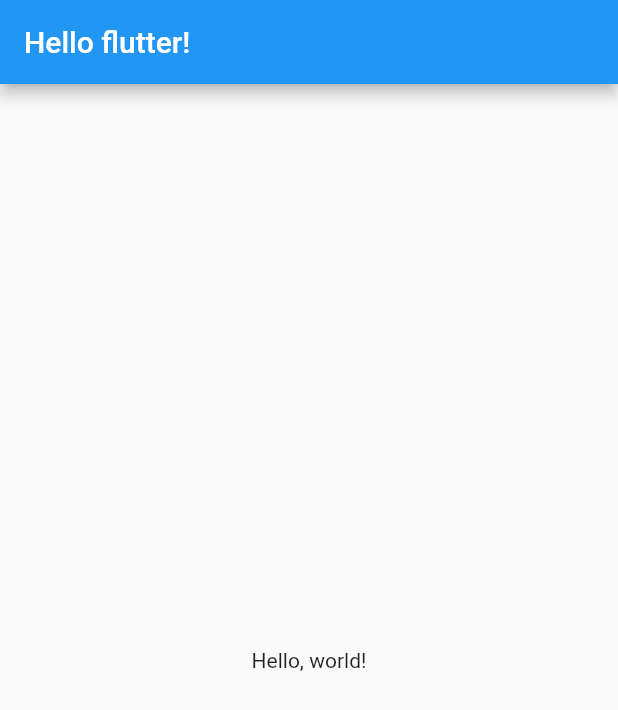
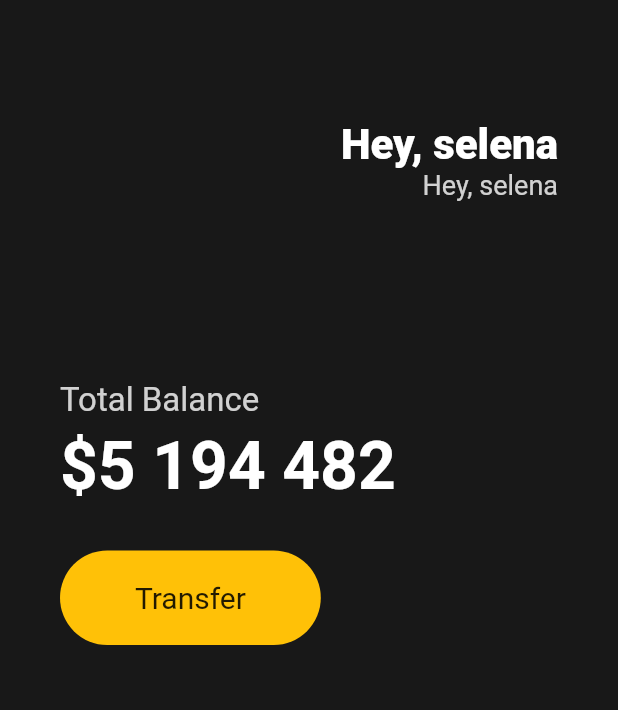
Before and after one commit to kokoball/toonflix, a Flutter app: the screen it shows after launch, on a phone screen of 412 x 824 dp. Shown: the top 710 px of the screen. Run offline on Flutter 3.47's test engine with Material 2 defaults, Android fonts, the phone set to English and light mode, and no system bars.

Commit message:
3.4 Column, Row, SizedBox 등 스타일 설정 및 settings 설정

```diff
--- a/lib/main.dart
+++ b/lib/main.dart
@@ -5,17 +5,96 @@ void main() {
 }
 
 class App extends StatelessWidget {
+  const App({super.key});
 
   @override
   Widget build(BuildContext context) {
     return MaterialApp(
       home: Scaffold(
-        appBar: AppBar(
-          title: Text('Hello flutter!'),
+        backgroundColor: const Color(0xFF181818),
+        body: Padding(
+          padding: const EdgeInsets.symmetric(
+            horizontal: 40,
+          ),
+          child: Column(
+            crossAxisAlignment: CrossAxisAlignment.start,
+            children: [
+              const SizedBox(
+                height: 80,
+              ),
+              Row(
+                mainAxisAlignment: MainAxisAlignment.end,
+                children: [
+                  Column(
+                    crossAxisAlignment: CrossAxisAlignment.end,
+                    children: [
+                      const Text(
+                        'Hey, selena',
+                        style: TextStyle(
+                          color: Colors.white,
+                          fontSize: 28,
+                          fontWeight: FontWeight.w900,
+                        ),
+                      ),
+                      Text(
+                        'Hey, selena',
+                        style: TextStyle(
+                          color: Colors.white.withOpacity(0.8),
+                          fontSize: 18,
+                        ),
+                      ),
+                    ],
+                  )
+                ],
+              ),
+              const SizedBox(
+                height: 120,
+              ),
+              Text(
+                'Total Balance',
+                style: TextStyle(
+                  fontSize: 22,
+                  color: Colors.white.withOpacity(0.8),
+                ),
+              ),
+              const SizedBox(
+                height: 5,
+              ),
+              const Text(
+                '\$5 194 482',
+                style: TextStyle(
+                  fontSize: 44,
+                  fontWeight: FontWeight.w600,
+                  color: Colors.white,
+                ),
+              ),
+              const SizedBox(
+                height: 30,
+              ),
+              Row(
+                children: [
+                  Container(
+                    decoration: BoxDecoration(
+                        color: Colors.amber,
+                        borderRadius: BorderRadius.circular(45)),
+                    child: const Padding(
+                      padding: EdgeInsets.symmetric(
+                        vertical: 20,
+                        horizontal: 50,
+                      ),
+                      child: Text(
+                        'Transfer',
+                        style: TextStyle(
+                          fontSize: 20,
+                        ),
+                      ),
+                    ),
+                  )
+                ],
+              )
+            ],
+          ),
         ),
-        body: Center(
-          child:Text('Hello, world!'),
-          ),
       ),
     );
   }
```
